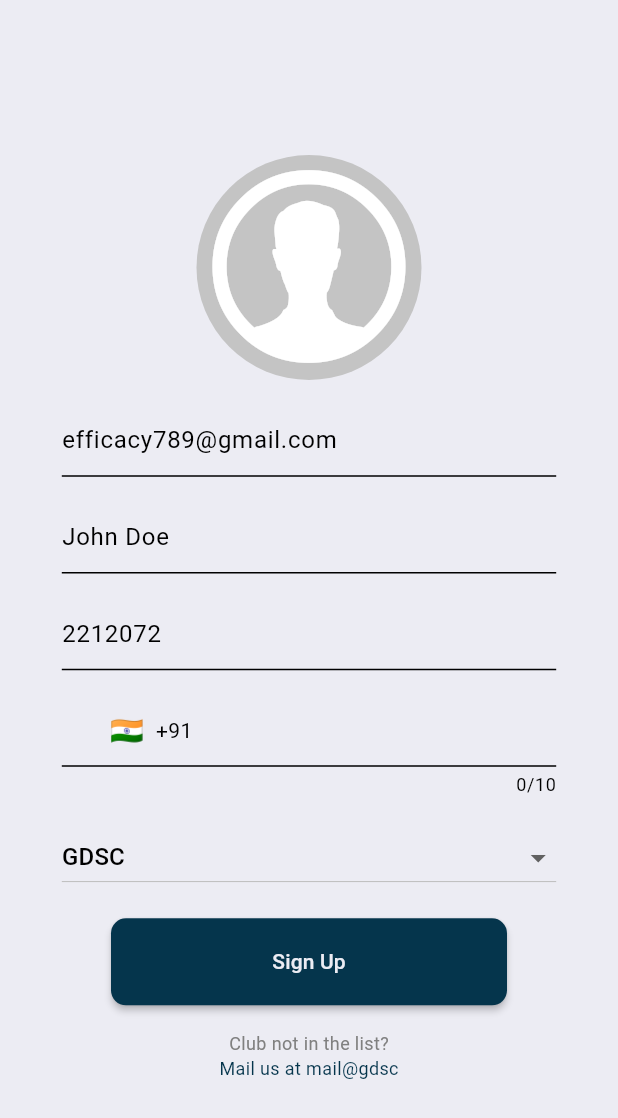
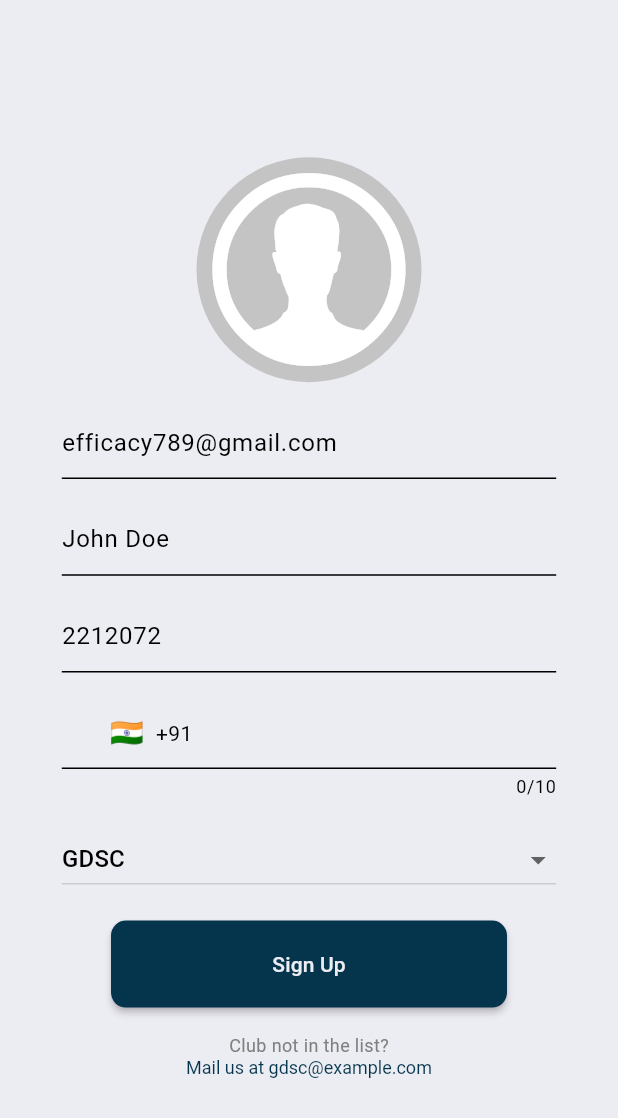
Before and after one commit to gdsc-nits-org/efficacy_admin, a Flutter app: the screen it shows after launch, on a phone screen of 412 x 824 dp. Shown: the top 1118 px of the screen. Run offline on Flutter 3.47's test engine with Material 2 defaults, Android fonts, the phone set to English and light mode, and no system bars; drawn by our look-alikes of intl_phone_field; our stand-ins replace expandable, flutter_dotenv, freezed_annotation, gap, google_sign_in, hive and 2 more; missing offline and left inert: mongo_dart; accounts and stored records are empty; Roboto replaces fonts that are missing (Comfortaa).

Commit message:
Added email opening functionality

```diff
--- a/lib/pages/signup/signup_page.dart
+++ b/lib/pages/signup/signup_page.dart
@@ -5,7 +5,9 @@ import 'package:efficacy_admin/widgets/custom_drop_down/custom_drop_down.dart';
 import 'package:efficacy_admin/widgets/custom_phone_input/custom_phone_input.dart';
 
 import 'package:efficacy_admin/widgets/profile_image_viewer/profile_image_viewer.dart';
+import 'package:flutter/gestures.dart';
 import 'package:flutter/material.dart';
+import 'package:url_launcher/url_launcher.dart';
 
 class SignUpPage extends StatefulWidget {
   static const String routeName = '/SignUpPage';
@@ -22,6 +24,7 @@ class _SignUpPageState extends State<SignUpPage> {
   TextEditingController nameController = TextEditingController();
   TextEditingController scholarIDController = TextEditingController();
   String selectedClub = 'GDSC';
+  String gdscEmail = "gdsc@example.com";
 
   List<String> clubs = [
     'GDSC',
@@ -31,6 +34,18 @@ class _SignUpPageState extends State<SignUpPage> {
   ];
 
   File? _image;
+
+  // Function to launch default email app
+  Future<void> _launchEmail() async {
+    final Uri emailLaunchUri = Uri(
+      scheme: 'mailto',
+      path: Uri.encodeComponent(gdscEmail),
+      query: 'subject=Addition of new club',
+    );
+    if (!await launchUrl(emailLaunchUri)) {
+      throw Exception('Could not launch email');
+    }
+  }
 
   @override
   Widget build(BuildContext context) {
@@ -111,21 +126,24 @@ class _SignUpPageState extends State<SignUpPage> {
                           child: const Text("Sign Up"),
                         ),
 
-                        const Column(
+                        Column(
                           mainAxisAlignment: MainAxisAlignment.center,
                           children: [
-                            Text(
+                            const Text(
                               "Club not in the list?",
                               style: TextStyle(
                                   fontSize: 12,
                                   color: Color.fromRGBO(128, 128, 128, 1)),
                             ),
-                            Text(
-                              "Mail us at mail@gdsc",
-                              style: TextStyle(
+                            RichText(
+                                text: TextSpan(
+                              text: "Mail us at $gdscEmail",
+                              style: const TextStyle(
                                   fontSize: 12,
                                   color: Color.fromRGBO(5, 53, 76, 1)),
-                            )
+                              recognizer: TapGestureRecognizer()
+                                ..onTap = _launchEmail,
+                            )),
                           ],
                         )
                       ].separate(gap),
--- a/pubspec.yaml
+++ b/pubspec.yaml
@@ -36,6 +36,9 @@ dependencies:
   expandable: ^5.0.1
   intl: ^0.18.1
 
+  # ======================= URL launcher =======================
+  url_launcher: ^6.1.14
+
 
 
 dev_dependencies:
```
Also changed, not shown: pubspec.lock, 5 other files.
